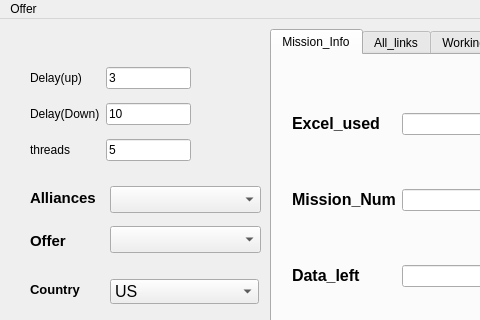
First picture: the form in ui/test.ui, repository FuckBrains/src, before the edit; both pictures show x 0 to 480 and y 0 to 320 of the 690 by 568 pixel window.
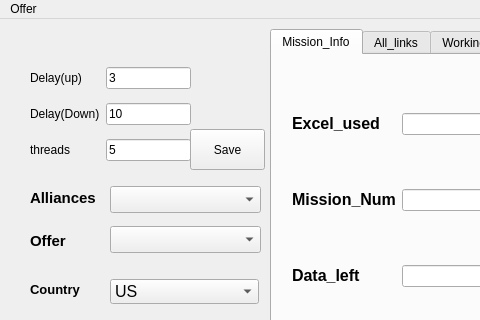
Second picture: the form after the edit.

Patch:
```diff
--- a/ui/test.ui
+++ b/ui/test.ui
@@ -452,6 +452,19 @@
      </widget>
     </widget>
    </widget>
+   <widget class="QPushButton" name="pushButton5">
+    <property name="geometry">
+     <rect>
+      <x>190</x>
+      <y>110</y>
+      <width>75</width>
+      <height>41</height>
+     </rect>
+    </property>
+    <property name="text">
+     <string>Save</string>
+    </property>
+   </widget>
   </widget>
   <widget class="QMenuBar" name="menubar">
    <property name="geometry">
```
Left out of the diff: 2 changed lines with no effect on the pictures.
